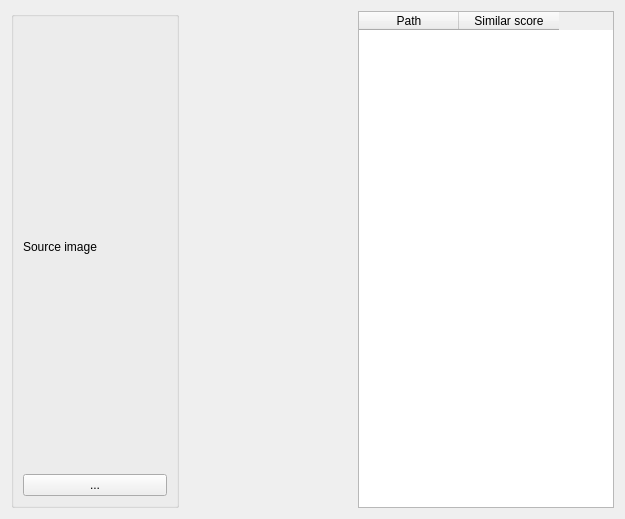
stereomatchingkiss/show_cases, file pose_tasks/ui/widget_estimate_similar_poses_player.ui: the form before one commit.
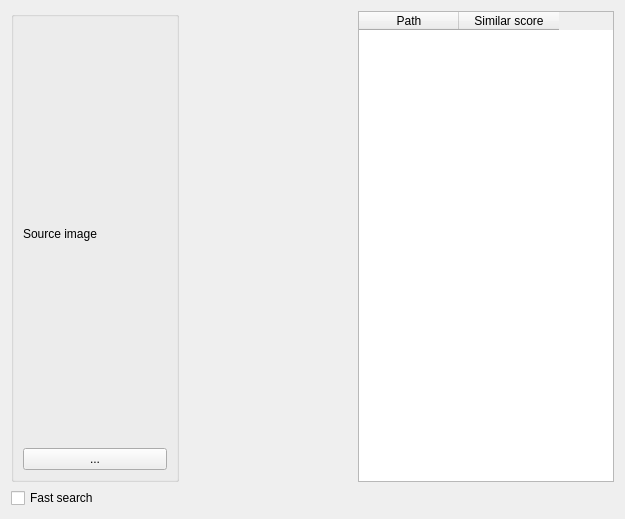
The form after the commit.

Commit message: pose_tasks support fast search

```diff
--- a/pose_tasks/ui/widget_estimate_similar_poses_player.ui
+++ b/pose_tasks/ui/widget_estimate_similar_poses_player.ui
@@ -13,6 +13,8 @@
   <property name="windowTitle">
    <string>Form</string>
   </property>
+  <layout class="QVBoxLayout" name="verticalLayout_2">
+   <item>
   <layout class="QHBoxLayout" name="horizontalLayout">
    <item>
     <widget class="QGroupBox" name="groupBoxSourceImage">
@@ -62,6 +64,15 @@
        <string>Similar score</string>
       </property>
      </column>
+      </widget>
+     </item>
+    </layout>
+   </item>
+   <item>
+    <widget class="QCheckBox" name="checkBoxFastSearch">
+     <property name="text">
+      <string>Fast search</string>
+     </property>
     </widget>
    </item>
   </layout>
```
Lines whose indentation alone changed are shown as unchanged. The commit also changes 9 other files.
